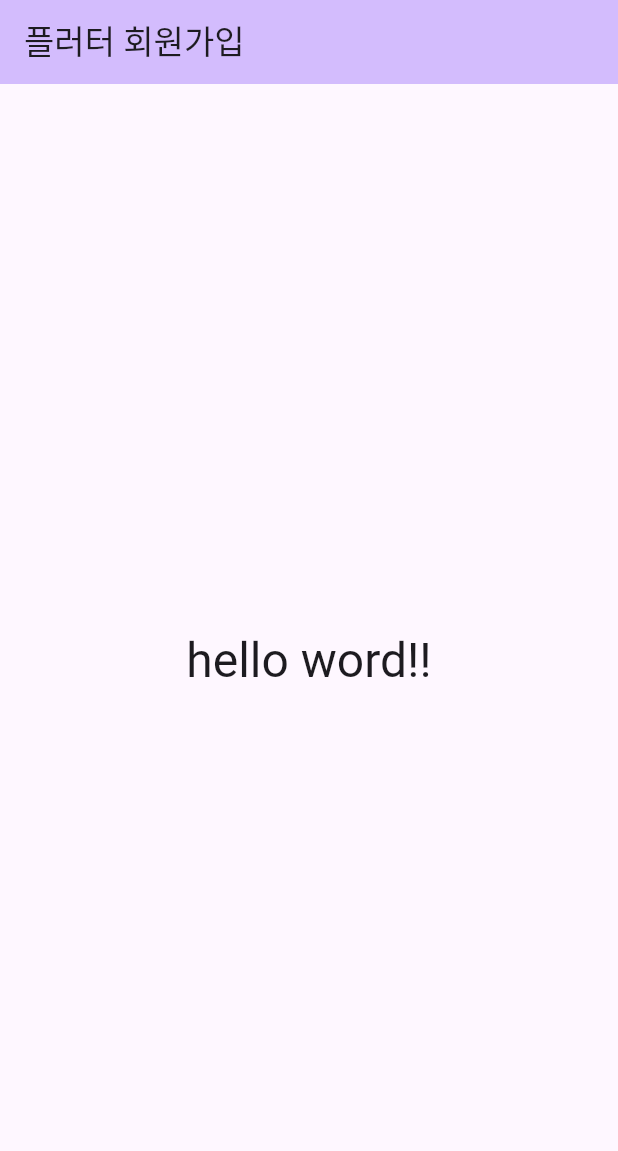
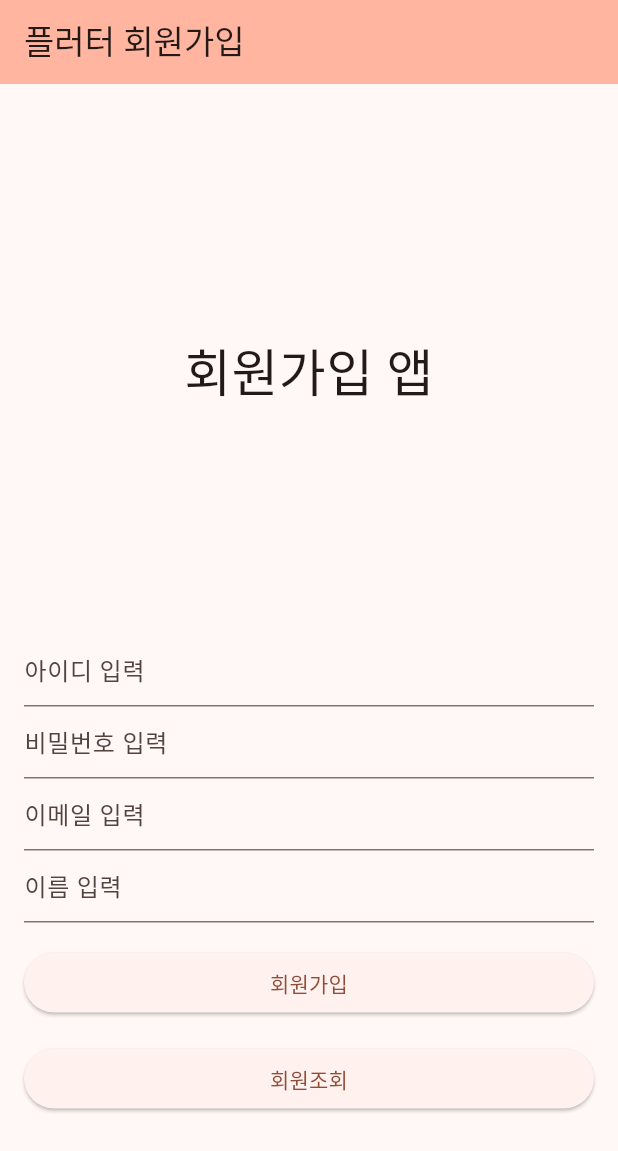
Before and after one commit to Mincheol-Ha/flutter_member_app2, a Flutter app: the screen it shows after launch, on a phone screen of 412 x 824 dp. Shown: the top 1151 px of the screen. Run offline on Flutter 3.47's test engine with Material 3 defaults, Android fonts, the phone set to English and light mode, and no system bars.

Commit message:
회원가입/조회 앱 UI 구현

```diff
--- a/lib/main.dart
+++ b/lib/main.dart
@@ -13,8 +13,7 @@ class MyApp extends StatelessWidget {
       debugShowCheckedModeBanner: false,
       title: '플러터 회원가입 앱',
       theme: ThemeData(
-
-        colorScheme: ColorScheme.fromSeed(seedColor: Colors.deepPurple),
+        colorScheme: ColorScheme.fromSeed(seedColor: Colors.deepOrange),
         useMaterial3: true,
       ),
       home: const MainActivity(title: '플러터 회원가입'),
@@ -39,18 +38,43 @@ class _MainActivityState extends State<MainActivity> {
 
     return Scaffold(
       appBar: AppBar(
-
         backgroundColor: Theme.of(context).colorScheme.inversePrimary,
         title: Text(widget.title),
-      ),
-      body: Center(
-        child: Column(
-          mainAxisAlignment: MainAxisAlignment.center,
-          children: <Widget>[
-             Text( 'hello word!!', style: Theme.of(context).textTheme.headlineLarge),
-          ],
-        ),
+      ), //AppBar
+      body:Padding( padding: const EdgeInsets.all(16),
+        child: SingleChildScrollView(
+          child: Column(
+            children: [
+              SizedBox(height: 150,),
+              Text('회원가입 앱', style: TextStyle(fontSize: 34), textAlign: TextAlign.center,),
+              SizedBox(height: 150,),
+              TextField(decoration: const InputDecoration(hintText: '아이디 입력'),),
+              TextField(decoration: const InputDecoration(hintText: '비밀번호 입력'),),
+              TextField(decoration: const InputDecoration(hintText: '이메일 입력'),),
+              TextField(decoration: const InputDecoration(hintText: '이름 입력'),),
+              SizedBox(height: 16,),
+              ElevatedButton(onPressed: _registerUser, child: Container(width: double.infinity, child: Text('회원가입', textAlign: TextAlign.center,),)),
+              SizedBox(height: 16,),
+              ElevatedButton(onPressed: _listUsers, child: Container(width: double.infinity, child: Text('회원조회', textAlign: TextAlign.center,),)),
+            ],
+          ),
+        )
       ),
     );
+  } // build
+
+  // 회원가입 처리
+  Future<void> _registerUser() async {
+    ScaffoldMessenger.of(context).showSnackBar(
+        SnackBar(content: Text('회원가입 기능 구현중...'))
+    );
   }
-}
+
+  // 회원조회 처리
+  Future<void> _listUsers() async {
+    ScaffoldMessenger.of(context).showSnackBar(
+        SnackBar(content: Text('회원조회 기능 구현중...'))
+    );
+  }
+
+} //_MainActivityState
```
